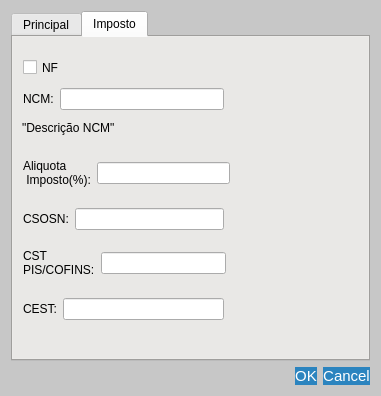
The window that src/alterarproduto.ui (GabR36/QEstoqueLoja) describes before a commit, drawn with Qt 5.
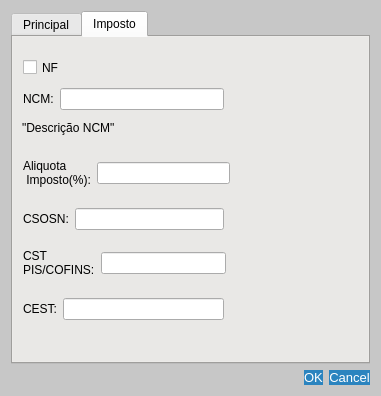
The same window after the commit. Custom widgets are drawn as their Qt base class.

Patch:
```diff
--- a/src/alterarproduto.ui
+++ b/src/alterarproduto.ui
@@ -39,26 +39,22 @@
   </property>
   <property name="styleSheet">
    <string notr="true">
-
-#AlterarProduto{
-background-color: rgb(199, 199, 199);
-
+#AlterarProduto {
+  background-color: rgb(199, 199, 199);
+  background-color: qlineargradient(spread:pad, x1:0, y1:0, x2:1, y2:0,
+    stop:0 rgba(199, 199, 199, 255), stop:1 rgba(170, 170, 170, 255));
 }
-QPushButton{
-background-color: rgb(43, 132, 191);
-color: rgb(255, 255, 255);
-font-size: 15px;
-border-radius: 13px;
-
+QPushButton {
+  background-color: rgb(43, 132, 191);
+  color: rgb(255, 255, 255);
+  font-size: 13px;
+  border-radius: 10px;
 }
-QPushButton:disabled{
-	
-	
-	background-color: rgb(154, 153, 150);
+QPushButton:disabled {
+  background-color: rgb(154, 153, 150);
 }
-
-QPushButton:hover{
-	background-color: rgb(13, 92, 161);
+QPushButton:hover {
+  background-color: rgb(13, 92, 161);
 }
 QPushButton:pressed{
 	
@@ -67,15 +63,15 @@
 font-size: 15px;
 border-radius: 13px;
 }
-QTabWidget{
-background-color:rgb(222, 221, 218)
+QTabWidget {
+  background-color: rgb(222, 221, 218);
 }
-QGroupBox{
-background-color:rgb(170, 170, 170);
-	font: 700 9pt &quot;Segoe UI&quot;;
-	font-size: 15px;
+QGroupBox {
+  background-color: rgb(170, 170, 170);
+  font: 700 9pt &quot;Segoe UI&quot;;
+  font-size: 15px;
 }
-</string>
+   </string>
   </property>
   <property name="sizeGripEnabled">
    <bool>false</bool>
```
Left out of the diff: 11 changed lines with no effect on the pictures.
